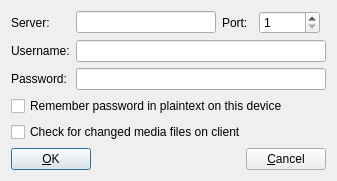
Qt form mnemosyne/pyqt_ui/sync_dlg.ui (mnemosyne-proj/mnemosyne) before a commit.
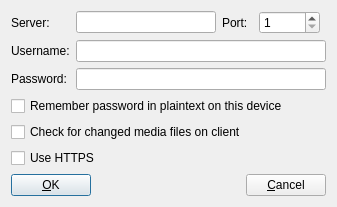
The same form after that commit.

Commit message: Add HTTPS support to sync client (Android + desktop)

The edit to the form file:
```diff
--- a/mnemosyne/pyqt_ui/sync_dlg.ui
+++ b/mnemosyne/pyqt_ui/sync_dlg.ui
@@ -95,6 +95,13 @@
        </property>
       </widget>
      </item>
+     <item>
+      <widget class="QCheckBox" name="use_https">
+       <property name="text">
+        <string>Use HTTPS</string>
+       </property>
+      </widget>
+     </item>
      <item>
       <layout class="QHBoxLayout" name="horizontalLayout">
        <item>
```
The commit also changes 11 other files.
